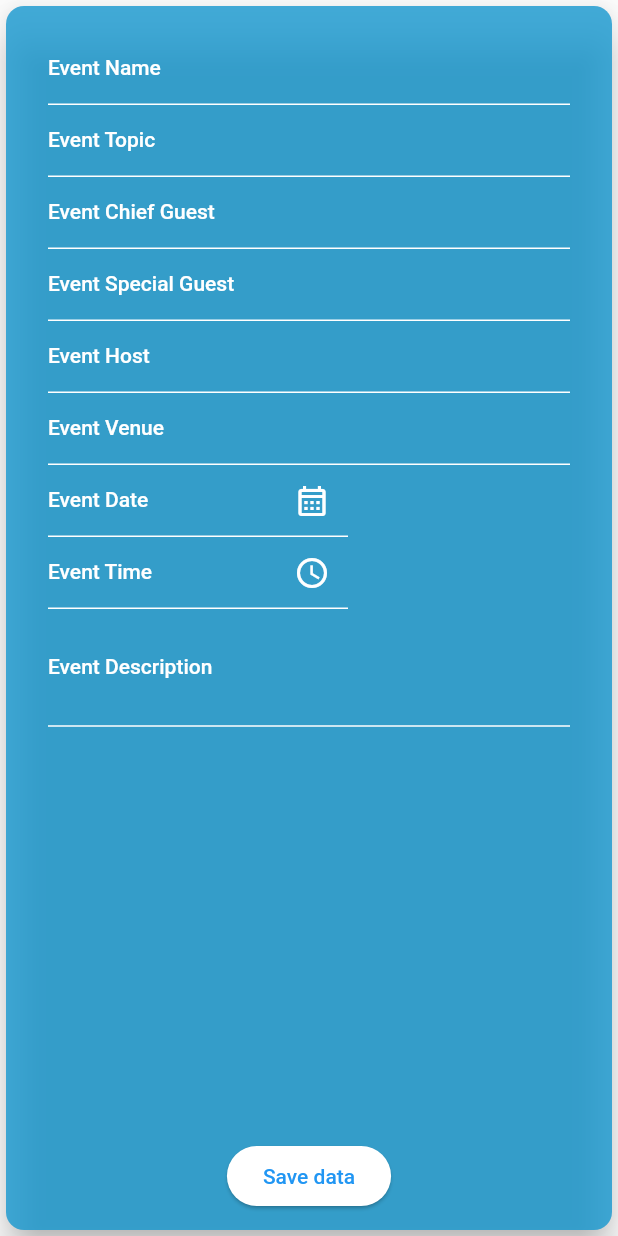
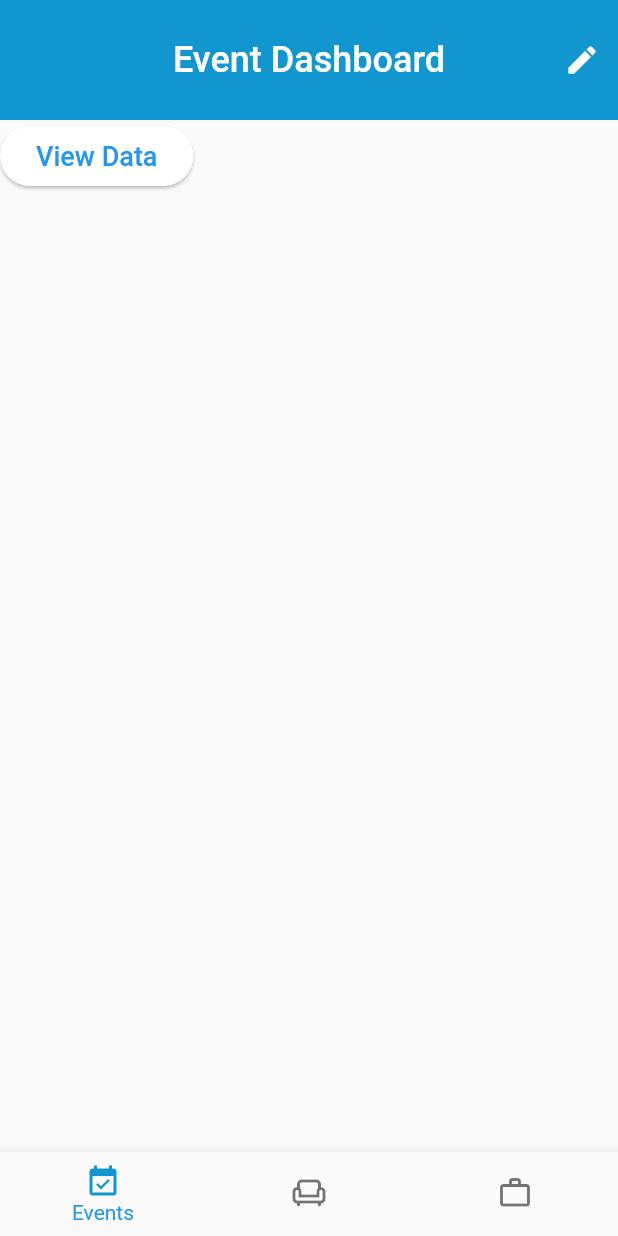
Before and after one commit to saadbhaldar1212/Project-Guestify, a Flutter app: the screen it shows after launch, on a phone screen of 412 x 824 dp. Run offline on Flutter 3.47's test engine with Material 2 defaults, Android fonts, the phone set to English and light mode, and no system bars; our stand-ins replace firebase_auth, firebase_core, firebase_database, fluttertoast; accounts and stored records are empty; project files that could hold a hidden picture were left out.

Commit message:
refer description & comments
- Currently working on eventDashboard and employeeDashboard simultaneously
- BottomAppBar created to navigate to 3 pages
- Tentative app layout is ready on Witeboard website
- Other things refer to comments into their respective pages

```diff
--- /dev/null
+++ b/lib/dashboard/bottomappbar_pages/event_dashboard.dart
@@ -0,0 +1,75 @@
+import 'package:flutter/material.dart';
+import 'package:guestify/events/eventInfo.dart';
+import 'package:guestify/events/home.dart';
+
+class EventDashboard extends StatefulWidget {
+  const EventDashboard({super.key, required this.title});
+
+  final String title;
+
+  @override
+  State<EventDashboard> createState() => _EventDashboardState();
+}
+
+class _EventDashboardState extends State<EventDashboard> {
+  //
+  final eventNameController = TextEditingController();
+  final eventDescriptionController = TextEditingController();
+  final eventChiefGuestController = TextEditingController();
+  final eventSpecialGuestController = TextEditingController();
+  final eventHostController = TextEditingController();
+  final eventVenueController = TextEditingController();
+  final eventTopicController = TextEditingController();
+  final eventDateController = TextEditingController();
+  final eventTimeController = TextEditingController();
+
+  @override
+  Widget build(BuildContext context) {
+    return Scaffold(
+      appBar: AppBar(
+        automaticallyImplyLeading: false,
+        centerTitle: true,
+        backgroundColor: const Color.fromARGB(255, 17, 150, 207),
+        foregroundColor: Colors.white,
+        elevation: 0,
+        toolbarHeight: 80,
+        title: Text(
+          widget.title,
+          style: const TextStyle(
+            fontSize: 24,
+          ),
+        ),
+        actions: [
+          IconButton(
+            onPressed: (() {
+              Navigator.push(
+                context,
+                MaterialPageRoute(
+                  builder: (context) => const Home(),
+                ),
+              );
+            }),
+            icon: const Icon(
+              Icons.edit,
+            ),
+          ),
+        ],
+      ),
+      body: SingleChildScrollView(
+        child: Column(
+          children: [
+            ElevatedButton(
+              onPressed: (() {}),
+              child: const Text(
+                'View Data',
+                style: TextStyle(
+                  fontSize: 18,
+                ),
+              ),
+            ),
+          ],
+        ),
+      ),
+    );
+  }
+}
--- a/lib/dashboard/dashboard.dart
+++ b/lib/dashboard/dashboard.dart
@@ -1,33 +1,75 @@
 import 'package:flutter/material.dart';
-import '/dashboard/dashboard_content.dart';
+
+import 'bottomappbar_pages/employee_dashboard.dart';
+import 'bottomappbar_pages/event_dashboard.dart';
+import 'bottomappbar_pages/seats_dashboard.dart';
 
 class Dashboard extends StatefulWidget {
-  const Dashboard({super.key});
+  const Dashboard({super.key, this.title});
+
+  final String? title;
 
   @override
   State<Dashboard> createState() => DashboardState();
 }
 
 class DashboardState extends State<Dashboard> {
+  int currentIndex = 0;
+  List bottomAppbarPages = [
+    const EventDashboard(
+      title: 'Event Dashboard',
+    ),
+    const SeatsDashboard(
+      title: 'Seats Dashboard',
+    ),
+    const EmployeeDashboard(
+      title: 'Employee Dashboard',
+    )
+  ];
+
+  void onTapChanged(int value) {
+    setState(() {
+      currentIndex = value;
+    });
+  }
+
   @override
   Widget build(BuildContext context) {
     return Scaffold(
-      appBar: AppBar(
-        automaticallyImplyLeading: false,
-        centerTitle: true,
-        backgroundColor: const Color.fromARGB(255, 17, 150, 207),
-        foregroundColor: Colors.white,
-        elevation: 0,
-        toolbarHeight: 80,
-        title: const Text(
-          'Seats booking',
-          style: TextStyle(
-            fontSize: 24,
+      body: bottomAppbarPages.elementAt(currentIndex),
+      bottomNavigationBar: BottomNavigationBar(
+        showUnselectedLabels: false,
+        currentIndex: currentIndex,
+        type: BottomNavigationBarType.fixed,
+        onTap: onTapChanged,
+        items: const [
+          BottomNavigationBarItem(
+            icon: Icon(
+              Icons.event,
+            ),
+            label: 'Events',
+            activeIcon: Icon(
+              Icons.event_available,
+              color: Color.fromARGB(255, 17, 150, 207),
+            ),
           ),
-        ),
-      ),
-      body: ListView(
-        children: [],
+          BottomNavigationBarItem(
+            icon: Icon(Icons.chair_outlined),
+            label: 'Seats',
+            activeIcon: Icon(
+              Icons.chair_rounded,
+              color: Color.fromARGB(255, 17, 150, 207),
+            ),
+          ),
+          BottomNavigationBarItem(
+            icon: Icon(Icons.work_outline),
+            label: 'Employee',
+            activeIcon: Icon(
+              Icons.work_outlined,
+              color: Color.fromARGB(255, 17, 150, 207),
+            ),
+          ),
+        ],
       ),
     );
   }
--- a/lib/main.dart
+++ b/lib/main.dart
@@ -1,8 +1,8 @@
 import 'package:firebase_core/firebase_core.dart';
 import 'package:flutter/material.dart';
-import 'package:guestify/dashboard/dashboard_content.dart';
-import 'package:guestify/events/eventinfo.dart';
-import 'package:guestify/seats/seats.dart';
+import 'package:guestify/dashboard/dashboard.dart';
+
+import './events/home.dart';
 
 Future<void> main() async {
   WidgetsFlutterBinding.ensureInitialized();
@@ -38,7 +38,7 @@ class MyApp extends StatelessWidget {
             // Utils().toastMessage(snapshot.error.toString());
           } else if (snapshot.hasData) {
             // return const WelcomeSplash();
-            return const EventInfo();
+            return const Dashboard();
           } else {
             return const Center(
               child: CircularProgressIndicator(),
```
Also changed, not shown: lib/dashboard/bottomappbar_pages/employee_dashboard.dart (added, +182 -0 lines), lib/dashboard/bottomappbar_pages/seats_dashboard.dart (added, +35 -0 lines), lib/events/eventinfo.dart (+27 -27 lines), lib/events/home.dart (+24 -24 lines), lib/seats/seats.dart (+11 -1 lines).
